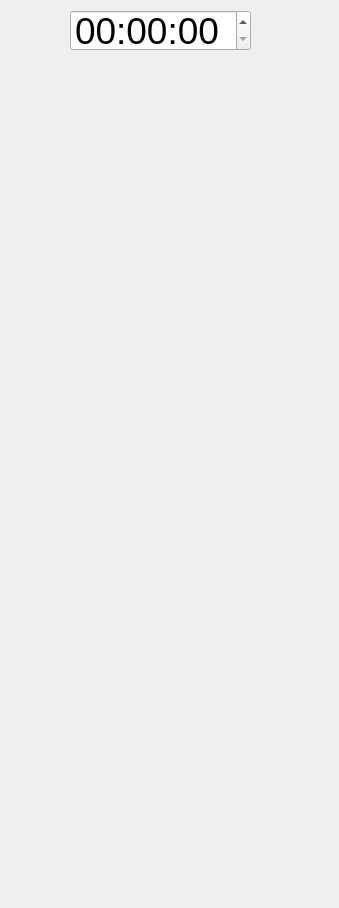
Qt form ui_files/timer.ui (RINAY112/not_clock) before a commit.
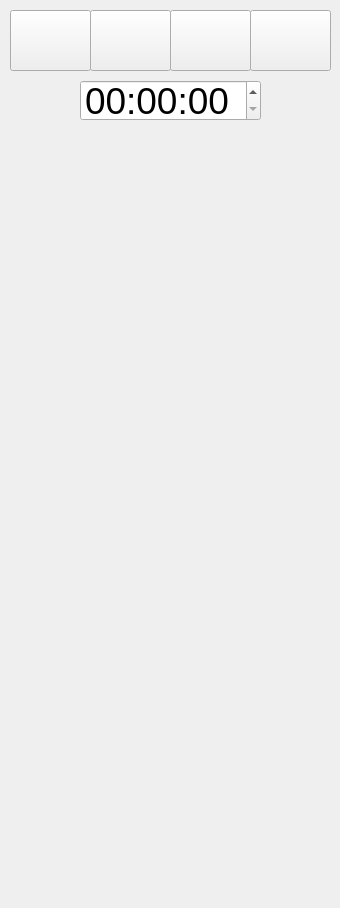
The same form after that commit.

Diff of the .ui file:
```diff
--- a/ui_files/timer.ui
+++ b/ui_files/timer.ui
@@ -6,7 +6,7 @@
    <rect>
     <x>0</x>
     <y>0</y>
-    <width>339</width>
+    <width>340</width>
     <height>908</height>
    </rect>
   </property>
@@ -16,8 +16,8 @@
   <widget class="QTimeEdit" name="time">
    <property name="geometry">
     <rect>
-     <x>70</x>
-     <y>10</y>
+     <x>80</x>
+     <y>80</y>
      <width>181</width>
      <height>41</height>
     </rect>
@@ -48,6 +48,58 @@
     <string>HH:mm:ss</string>
    </property>
   </widget>
+  <widget class="QPushButton" name="open_stopwatch">
+   <property name="geometry">
+    <rect>
+     <x>250</x>
+     <y>10</y>
+     <width>81</width>
+     <height>61</height>
+    </rect>
+   </property>
+   <property name="text">
+    <string/>
+   </property>
+  </widget>
+  <widget class="QPushButton" name="open_alarm_clock">
+   <property name="geometry">
+    <rect>
+     <x>90</x>
+     <y>10</y>
+     <width>81</width>
+     <height>61</height>
+    </rect>
+   </property>
+   <property name="text">
+    <string/>
+   </property>
+  </widget>
+  <widget class="QPushButton" name="open_clock">
+   <property name="geometry">
+    <rect>
+     <x>10</x>
+     <y>10</y>
+     <width>81</width>
+     <height>61</height>
+    </rect>
+   </property>
+   <property name="text">
+    <string/>
+   </property>
+  </widget>
+  <widget class="QPushButton" name="open_timer">
+   <property name="geometry">
+    <rect>
+     <x>170</x>
+     <y>10</y>
+     <width>81</width>
+     <height>61</height>
+    </rect>
+   </property>
+   <property name="text">
+    <string/>
+   </property>
+  </widget>
  </widget>
  <resources/>
  <connections/>
```
